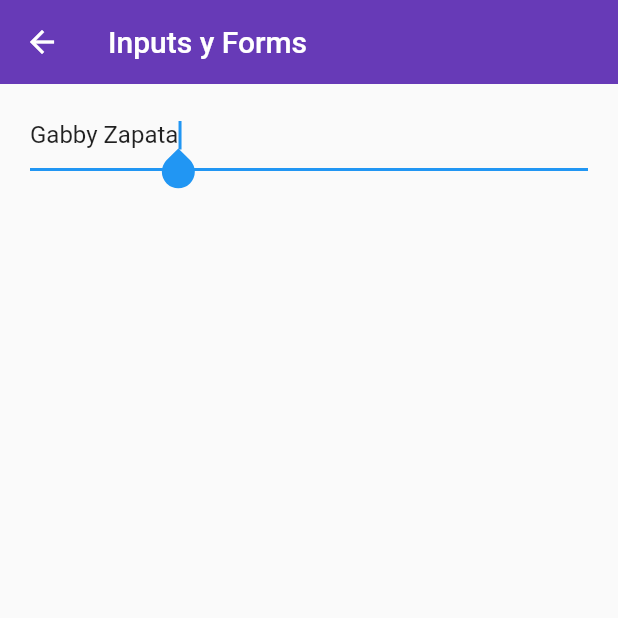
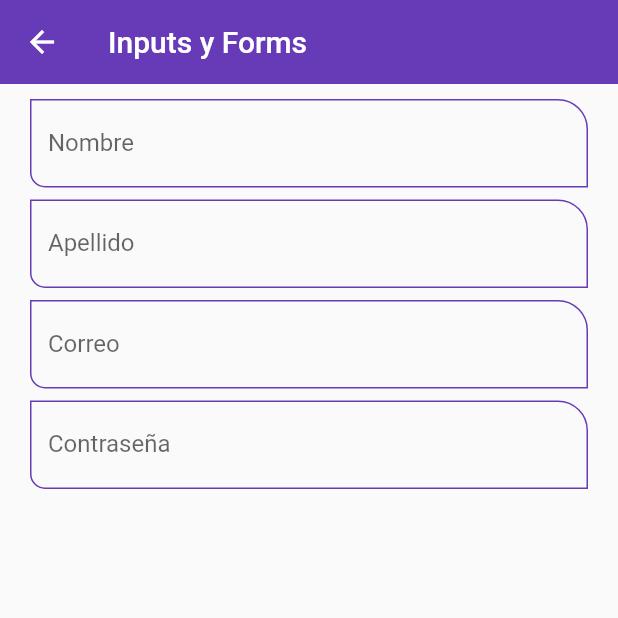
Before and after one commit to mazgeco/fl_components, a Flutter app: the InputsScreen screen opened by its route, on a phone screen of 412 x 824 dp, the top half of it. Run offline on Flutter 3.47's test engine with Material 2 defaults, Android fonts, the phone set to English and light mode, and no system bars.

Commit message:
nuevos cambios

```diff
--- a/lib/screens/inputs_screen.dart
+++ b/lib/screens/inputs_screen.dart
@@ -1,4 +1,5 @@
 import 'package:flutter/material.dart';
+import 'package:fl_components/widgets/custom_input_field.dart';
 
 class InputsScreen extends StatelessWidget {
 
@@ -14,15 +15,18 @@ class InputsScreen extends StatelessWidget {
         child: Padding(
           padding: const EdgeInsets.symmetric(horizontal: 20, vertical: 10),
           child: Column(
-            children: [
-              TextFormField(
-                autofocus: true,
-                initialValue: 'Gabby Zapata',
-                textCapitalization: TextCapitalization.words,
-                onChanged: (value) {
-                  print(value);
-                },
-              )
+            children: const [
+              CustomInputField(labelText: 'Nombre', hindText: 'Nombre del usuario'),
+              SizedBox(height: 8),
+
+              CustomInputField(labelText: 'Apellido', hindText: 'Apellido del usuario'),
+              SizedBox(height: 8),
+
+              CustomInputField(labelText: 'Correo', hindText: 'Correo del usuario', textInputType: TextInputType.emailAddress),
+              SizedBox(height: 8),
+
+              CustomInputField(labelText: 'Contraseña', hindText: 'Contraseña del usuario', isPassword: true,),
+              SizedBox(height: 8),
             ],
           ),
         ),
--- a/lib/theme/app_theme.dart
+++ b/lib/theme/app_theme.dart
@@ -26,6 +26,21 @@ class AppTheme {
         shape: const StadiumBorder(),
         elevation: 5
       )
+    ),
+    //Input decoration
+    inputDecorationTheme: const InputDecorationTheme(
+      floatingLabelStyle: TextStyle(color: primary),
+      enabledBorder: OutlineInputBorder(
+        borderSide: BorderSide(color: primary),
+        borderRadius: BorderRadius.only(bottomLeft: Radius.circular(10), topRight: Radius.circular(20))
+      ),
+      focusedBorder: OutlineInputBorder(
+        borderSide: BorderSide(color: primary),
+        borderRadius: BorderRadius.only(bottomLeft: Radius.circular(10), topRight: Radius.circular(20))
+      ),
+      border: OutlineInputBorder(
+        borderRadius: BorderRadius.only(bottomLeft: Radius.circular(10), topRight: Radius.circular(20))
+      ),
     )
   );
 
--- /dev/null
+++ b/lib/widgets/custom_input_field.dart
@@ -0,0 +1,48 @@
+import 'package:flutter/material.dart';
+
+class CustomInputField extends StatelessWidget {
+  final String? hindText;
+  final String? labelText;
+  final String? helperText;
+  final IconData? icon;
+  final IconData? suffixIcon;
+  final TextInputType? textInputType;
+  final bool isPassword;
+
+  const CustomInputField({
+    Key? key,
+    this.hindText,
+    this.labelText,
+    this.helperText,
+    this.icon,
+    this.suffixIcon,
+    this.textInputType,
+    this.isPassword = false,
+  }) : super(key: key);
+
+  @override
+  Widget build(BuildContext context) {
+    return TextFormField(
+      initialValue: '',
+      textCapitalization: TextCapitalization.words,
+      keyboardType: textInputType,
+      obscureText: isPassword,
+      onChanged: (value) {
+        print(value);
+      },
+      validator: (value) {
+        if(value == null) return 'Este campo es requerido';
+        return value.length < 3 ? 'Mínimo de 3 letras' : null;
+      },
+      autovalidateMode: AutovalidateMode.onUserInteraction,
+      decoration: InputDecoration(
+        hintText: hindText,
+        labelText: labelText,
+        helperText: helperText,
+        //prefixIcon: Icon(Icons.verified_user_outlined),
+        suffixIcon: suffixIcon == null ? null : Icon(suffixIcon),
+        icon: icon == null ? null : Icon(icon),
+      ),
+    );
+  }
+}
--- a/lib/widgets/widgets.dart
+++ b/lib/widgets/widgets.dart
@@ -1,3 +1,3 @@
 export 'package:fl_components/widgets/custom_card_type1.dart';
-
 export 'package:fl_components/widgets/custom_cart_type2.dart';
+export 'package:fl_components/widgets/custom_input_field.dart';
```
